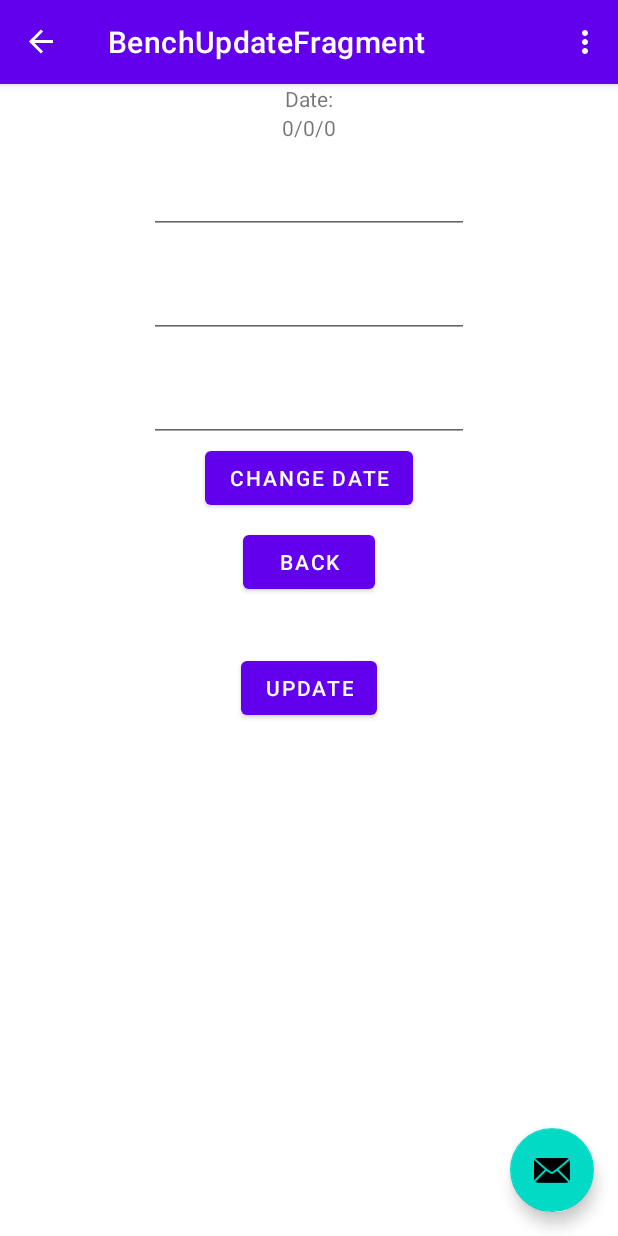
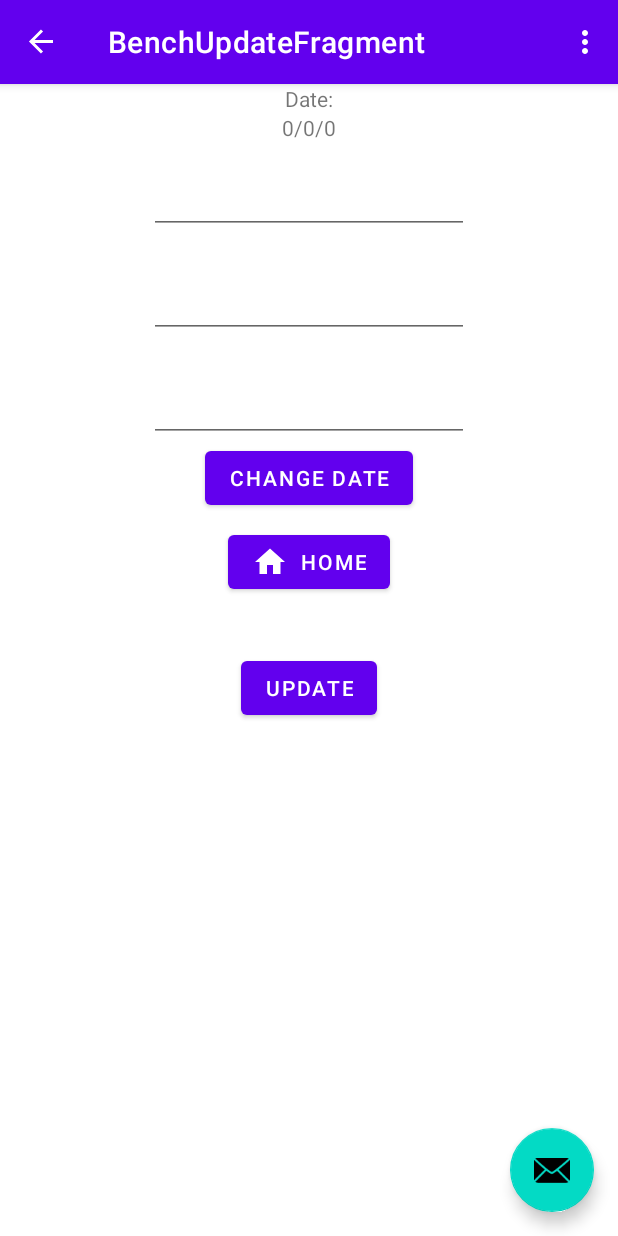
Before and after one commit to wrimicha/WorkoutPal, an Android app: the BenchUpdateFragment screen opened through its navigation route, on a phone screen of 412 x 824 dp. Run offline under Robolectric (Android 15) with nearby library versions, the phone set to English and light mode, and no system bars; our stand-ins replace data binding, navigation-ui; 1 statement that could not run was skipped.

Commit message:
Added home icons

```diff
--- /dev/null
+++ b/app/src/main/res/drawable/ic_baseline_home_24.xml
@@ -0,0 +1,5 @@
+<vector android:height="24dp" android:tint="#6319EA"
+    android:viewportHeight="24" android:viewportWidth="24"
+    android:width="24dp" xmlns:android="http://schemas.android.com/apk/res/android">
+    <path android:fillColor="@android:color/white" android:pathData="M10,20v-6h4v6h5v-8h3L12,3 2,12h3v8z"/>
+</vector>
--- a/app/src/main/res/layout/fragment_bench_output.xml
+++ b/app/src/main/res/layout/fragment_bench_output.xml
@@ -108,8 +108,8 @@
             android:id="@+id/backOut"
             android:layout_width="wrap_content"
             android:layout_height="wrap_content"
-            android:text="Back"
-            app:icon="@drawable/abc_vector_test" />
+            android:text="Home"
+            app:icon="@drawable/ic_baseline_home_24" />
     </LinearLayout>
     </androidx.core.widget.NestedScrollView>
 </layout>
--- a/app/src/main/res/layout/fragment_bench_update.xml
+++ b/app/src/main/res/layout/fragment_bench_update.xml
@@ -126,7 +126,8 @@
                 android:layout_width="wrap_content"
                 android:layout_height="wrap_content"
                 android:layout_marginTop="8dp"
-                android:text="Back" />
+                android:text="Home"
+                app:icon="@drawable/ic_baseline_home_24"/>
 
             <Button
                 android:id="@+id/updateBench"
--- a/app/src/main/res/layout/fragment_jog_output.xml
+++ b/app/src/main/res/layout/fragment_jog_output.xml
@@ -76,7 +76,7 @@
             android:id="@+id/backOut"
             android:layout_width="wrap_content"
             android:layout_height="wrap_content"
-            android:text="Back"
-            app:icon="@drawable/abc_vector_test" />
+            android:text="Home"
+            app:icon="@drawable/ic_baseline_home_24"/>
     </LinearLayout>
 </layout>
--- a/app/src/main/res/layout/fragment_jog_update.xml
+++ b/app/src/main/res/layout/fragment_jog_update.xml
@@ -122,8 +122,8 @@
                 android:id="@+id/back"
                 android:layout_width="wrap_content"
                 android:layout_height="wrap_content"
-                android:text="Back"
-                app:icon="@drawable/abc_vector_test" />
+                android:text="Home"
+                app:icon="@drawable/ic_baseline_home_24" />
 
         </LinearLayout>
     </androidx.core.widget.NestedScrollView>
```
